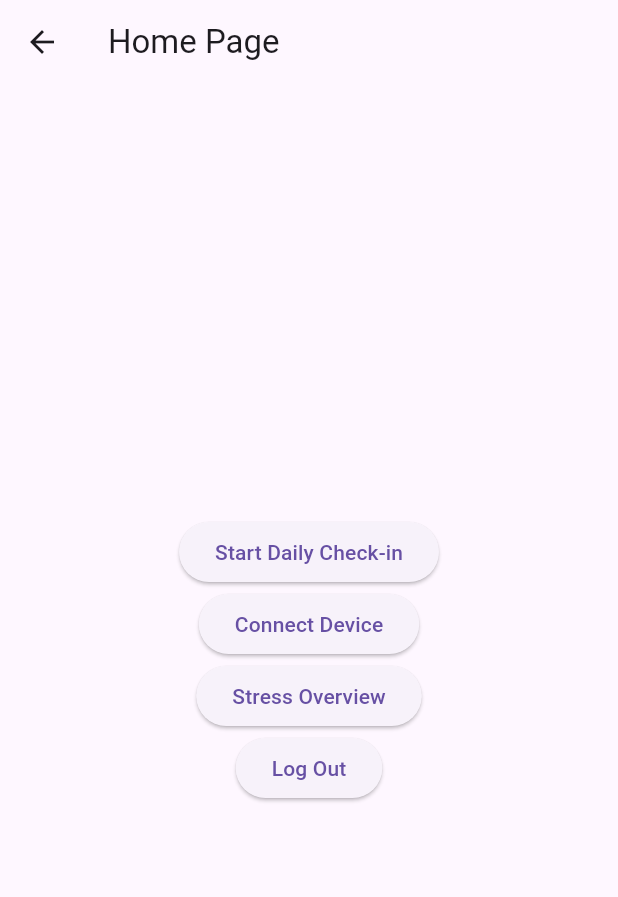
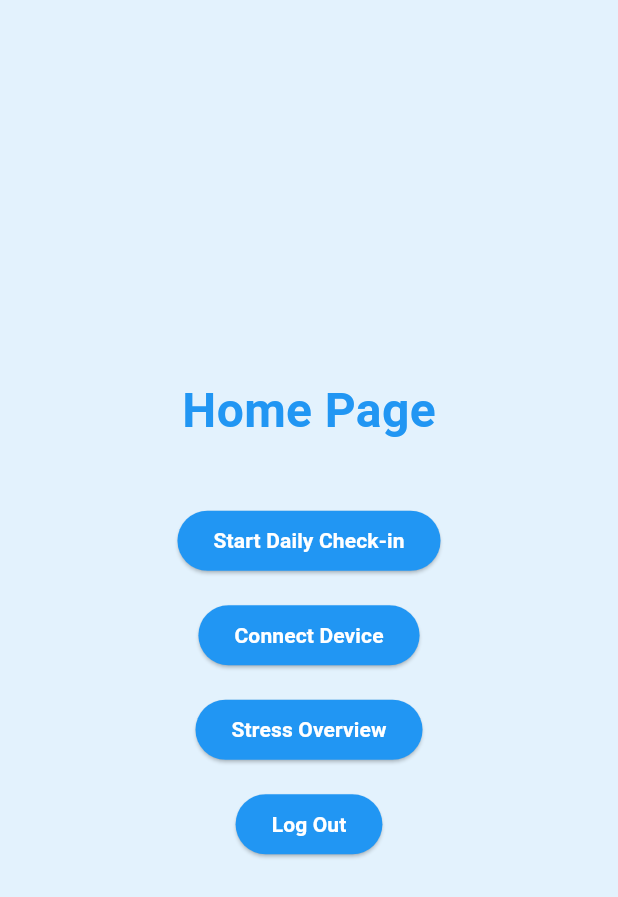
Before and after one commit to Katez17/SAT5317-Lab-3, a Flutter app: the HomePage screen opened by its route, on a phone screen of 412 x 824 dp. Shown: the top 897 px of the screen. Run offline on Flutter 3.47's test engine with Material 3 defaults, Android fonts, the phone set to English and light mode, and no system bars.

Commit message:
Update home_page.dart

```diff
--- a/lib/home_page.dart
+++ b/lib/home_page.dart
@@ -1,41 +1,100 @@
 import 'package:flutter/material.dart';
 
 class HomePage extends StatelessWidget {
+  const HomePage({super.key}); // Add Key parameter
+
   @override
   Widget build(BuildContext context) {
     return Scaffold(
-      appBar: AppBar(
-        title: Text('Home Page'),
-      ),
-      body: Center(
+      body: Container(
+        color: Colors.blue.shade50, // Light blue background for the whole page
+        child: Center(
           child: Column(
             mainAxisAlignment: MainAxisAlignment.center,
             children: [
+              // Home Page Text
+              const Text(
+                'Home Page',
+                style: TextStyle(
+                  color: Colors.blue, // Blue text
+                  fontWeight: FontWeight.bold, // Bold text
+                  fontSize: 32, // Larger font size
+                ),
+              ),
+              const SizedBox(height: 40), // Spacing below the title
+
+              // Start Daily Check-in Button
               ElevatedButton(
+                style: ElevatedButton.styleFrom(
+                  backgroundColor: Colors.blue, // Blue button background
+                ),
                 onPressed: () {
                   Navigator.pushNamed(context, '/daily-checkin');
                 },
-              child: Text('Start Daily Check-in'),
+                child: const Text(
+                  'Start Daily Check-in',
+                  style: TextStyle(
+                    color: Colors.white, // White text for contrast
+                    fontWeight: FontWeight.bold, // Bold text
                   ),
+                ),
+              ),
+              const SizedBox(height: 15), // Spacing between buttons
+
+              // Connect Device Button
               ElevatedButton(
+                style: ElevatedButton.styleFrom(
+                  backgroundColor: Colors.blue, // Blue button background
+                ),
                 onPressed: () {
                   Navigator.pushNamed(context, '/connect-device');
                 },
-              child: Text('Connect Device'),
+                child: const Text(
+                  'Connect Device',
+                  style: TextStyle(
+                    color: Colors.white,
+                    fontWeight: FontWeight.bold,
                   ),
+                ),
+              ),
+              const SizedBox(height: 15),
+
+              // Stress Overview Button
               ElevatedButton(
+                style: ElevatedButton.styleFrom(
+                  backgroundColor: Colors.blue, // Blue button background
+                ),
                 onPressed: () {
                   Navigator.pushNamed(context, '/stress-overview');
                 },
-              child: Text('Stress Overview'),
+                child: const Text(
+                  'Stress Overview',
+                  style: TextStyle(
+                    color: Colors.white,
+                    fontWeight: FontWeight.bold,
                   ),
+                ),
+              ),
+              const SizedBox(height: 15),
+
+              // Log Out Button
               ElevatedButton(
+                style: ElevatedButton.styleFrom(
+                  backgroundColor: Colors.blue, // Blue button background
+                ),
                 onPressed: () {
                   Navigator.pushNamed(context, '/secure-login');
                 },
-              child: Text('Log Out'),
+                child: const Text(
+                  'Log Out',
+                  style: TextStyle(
+                    color: Colors.white,
+                    fontWeight: FontWeight.bold,
+                  ),
+                ),
               ),
             ],
+          ),
         ),
       ),
     );
```
Lines whose indentation alone changed are shown as unchanged.
